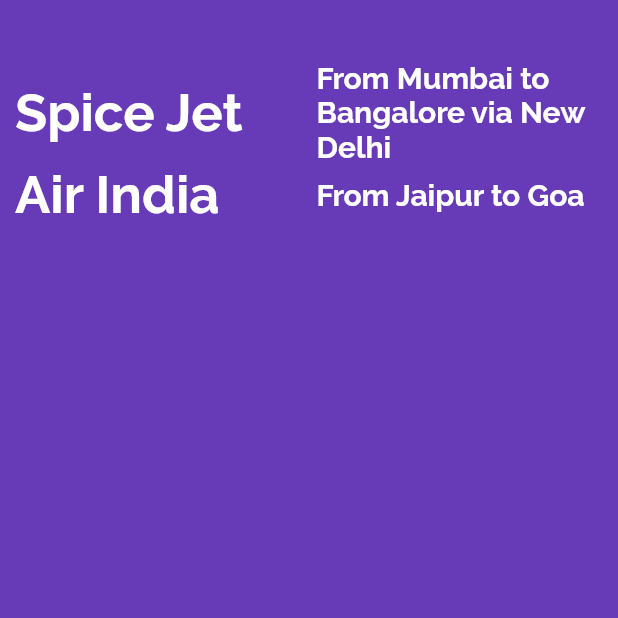
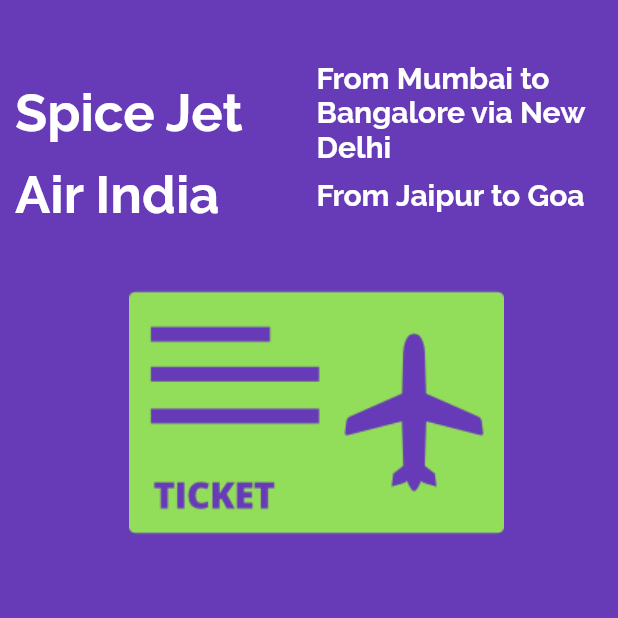
Before and after one commit to erikrios/container-widget, a Flutter app: the screen it shows after launch, on a phone screen of 412 x 824 dp, the top half of it. Run offline on Flutter 3.47's test engine with Material 2 defaults, Android fonts, the phone set to English and light mode, and no system bars.

Commit message:
Add asset image in the code

```diff
--- a/lib/app_screens/home.dart
+++ b/lib/app_screens/home.dart
@@ -61,9 +61,23 @@ class Home extends StatelessWidget {
                         color: Colors.white),
                   ))
                 ],
-              )
+              ),
+              FlightImageAsset()
             ],
           )),
     );
   }
 }
+
+class FlightImageAsset extends StatelessWidget {
+  @override
+  Widget build(BuildContext context) {
+    AssetImage assetImage = AssetImage('images/flight.png');
+    Image image = Image(
+      image: assetImage,
+      width: 250.0,
+      height: 250.0,
+    );
+    return Container(child: image);
+  }
+}
```
